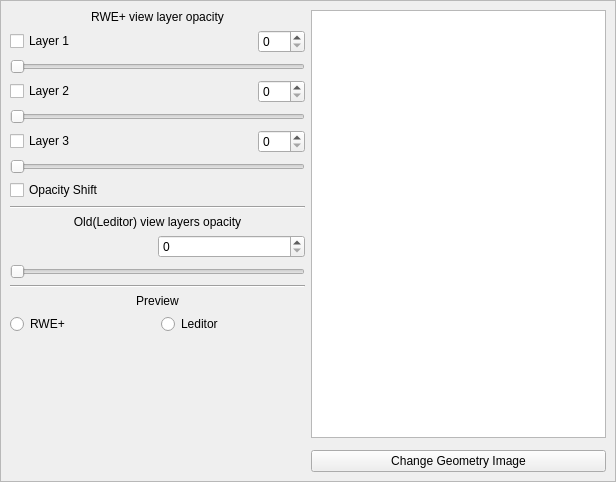
Before: the Qt Designer form ui/uifiles/settings/geo.ui in timofey260/RWE-Sharp, drawn with Qt 5.
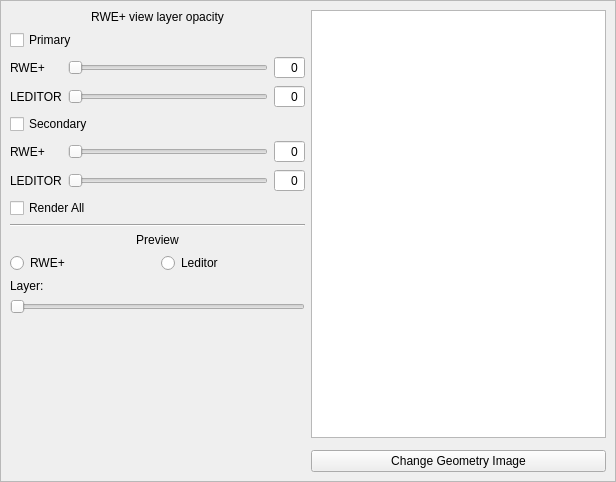
After: the same form once the commit is applied. Custom widgets are drawn as their Qt base class.

```diff
--- a/ui/uifiles/settings/geo.ui
+++ b/ui/uifiles/settings/geo.ui
@@ -57,186 +57,187 @@
           </widget>
          </item>
          <item>
-          <layout class="QHBoxLayout" name="horizontalLayout_2">
-           <item>
-            <widget class="QCheckBox" name="L1show">
-             <property name="sizePolicy">
-              <sizepolicy hsizetype="Expanding" vsizetype="Fixed">
-               <horstretch>0</horstretch>
-               <verstretch>0</verstretch>
-              </sizepolicy>
-             </property>
+          <widget class="QCheckBox" name="Pshow">
+           <property name="sizePolicy">
+            <sizepolicy hsizetype="Expanding" vsizetype="Fixed">
+             <horstretch>0</horstretch>
+             <verstretch>0</verstretch>
+            </sizepolicy>
+           </property>
+           <property name="text">
+            <string>Primary</string>
+           </property>
+          </widget>
+         </item>
+         <item>
+          <layout class="QGridLayout" name="gridLayout_4">
+           <item row="0" column="0">
+            <widget class="QLabel" name="label">
              <property name="text">
-              <string>Layer 1</string>
+              <string>RWE+</string>
              </property>
             </widget>
            </item>
-           <item>
-            <widget class="QSpinBox" name="L1op2">
+           <item row="0" column="2">
+            <widget class="QSpinBox" name="Pop">
              <property name="sizePolicy">
               <sizepolicy hsizetype="Minimum" vsizetype="Fixed">
                <horstretch>0</horstretch>
                <verstretch>0</verstretch>
               </sizepolicy>
              </property>
+             <property name="alignment">
+              <set>Qt::AlignmentFlag::AlignRight|Qt::AlignmentFlag::AlignTrailing|Qt::AlignmentFlag::AlignVCenter</set>
+             </property>
+             <property name="buttonSymbols">
+              <enum>QAbstractSpinBox::ButtonSymbols::NoButtons</enum>
+             </property>
              <property name="maximum">
               <number>255</number>
              </property>
             </widget>
            </item>
-          </layout>
-         </item>
-         <item>
-          <widget class="QSlider" name="L1op">
-           <property name="maximum">
-            <number>255</number>
-           </property>
-           <property name="orientation">
-            <enum>Qt::Orientation::Horizontal</enum>
-           </property>
-          </widget>
-         </item>
-         <item>
-          <layout class="QHBoxLayout" name="horizontalLayout_4">
-           <item>
-            <widget class="QCheckBox" name="L2show">
-             <property name="sizePolicy">
-              <sizepolicy hsizetype="Expanding" vsizetype="Fixed">
-               <horstretch>0</horstretch>
-               <verstretch>0</verstretch>
-              </sizepolicy>
+           <item row="0" column="1">
+            <widget class="QSlider" name="Pop2">
+             <property name="maximum">
+              <number>255</number>
              </property>
-             <property name="text">
-              <string>Layer 2</string>
+             <property name="orientation">
+              <enum>Qt::Orientation::Horizontal</enum>
              </property>
             </widget>
            </item>
-           <item>
-            <widget class="QSpinBox" name="L2op2">
+           <item row="1" column="2">
+            <widget class="QSpinBox" name="PRGBop">
              <property name="sizePolicy">
               <sizepolicy hsizetype="Minimum" vsizetype="Fixed">
                <horstretch>0</horstretch>
                <verstretch>0</verstretch>
               </sizepolicy>
              </property>
+             <property name="alignment">
+              <set>Qt::AlignmentFlag::AlignRight|Qt::AlignmentFlag::AlignTrailing|Qt::AlignmentFlag::AlignVCenter</set>
+             </property>
+             <property name="buttonSymbols">
+              <enum>QAbstractSpinBox::ButtonSymbols::NoButtons</enum>
+             </property>
              <property name="maximum">
               <number>255</number>
              </property>
             </widget>
            </item>
+           <item row="1" column="1">
+            <widget class="QSlider" name="PRGBop2">
+             <property name="maximum">
+              <number>255</number>
+             </property>
+             <property name="orientation">
+              <enum>Qt::Orientation::Horizontal</enum>
+             </property>
+            </widget>
+           </item>
+           <item row="1" column="0">
+            <widget class="QLabel" name="label_5">
+             <property name="text">
+              <string>LEDITOR</string>
+             </property>
+            </widget>
+           </item>
           </layout>
          </item>
          <item>
-          <widget class="QSlider" name="L2op">
-           <property name="maximum">
-            <number>255</number>
+          <widget class="QCheckBox" name="Sshow">
+           <property name="sizePolicy">
+            <sizepolicy hsizetype="Expanding" vsizetype="Fixed">
+             <horstretch>0</horstretch>
+             <verstretch>0</verstretch>
+            </sizepolicy>
            </property>
-           <property name="orientation">
-            <enum>Qt::Orientation::Horizontal</enum>
+           <property name="text">
+            <string>Secondary</string>
            </property>
           </widget>
          </item>
          <item>
-          <layout class="QHBoxLayout" name="horizontalLayout_5">
-           <item>
-            <widget class="QCheckBox" name="L3show">
-             <property name="sizePolicy">
-              <sizepolicy hsizetype="Expanding" vsizetype="Fixed">
-               <horstretch>0</horstretch>
-               <verstretch>0</verstretch>
-              </sizepolicy>
+          <layout class="QGridLayout" name="gridLayout_5">
+           <item row="0" column="1">
+            <widget class="QSlider" name="Sop2">
+             <property name="maximum">
+              <number>255</number>
              </property>
-             <property name="text">
-              <string>Layer 3</string>
+             <property name="orientation">
+              <enum>Qt::Orientation::Horizontal</enum>
              </property>
             </widget>
            </item>
-           <item>
-            <widget class="QSpinBox" name="L3op2">
+           <item row="1" column="1">
+            <widget class="QSlider" name="SRGBop2">
+             <property name="maximum">
+              <number>255</number>
+             </property>
+             <property name="orientation">
+              <enum>Qt::Orientation::Horizontal</enum>
+             </property>
+            </widget>
+           </item>
+           <item row="0" column="2">
+            <widget class="QSpinBox" name="Sop">
              <property name="sizePolicy">
               <sizepolicy hsizetype="Minimum" vsizetype="Fixed">
                <horstretch>0</horstretch>
                <verstretch>0</verstretch>
               </sizepolicy>
              </property>
+             <property name="alignment">
+              <set>Qt::AlignmentFlag::AlignRight|Qt::AlignmentFlag::AlignTrailing|Qt::AlignmentFlag::AlignVCenter</set>
+             </property>
+             <property name="buttonSymbols">
+              <enum>QAbstractSpinBox::ButtonSymbols::NoButtons</enum>
+             </property>
              <property name="maximum">
               <number>255</number>
              </property>
             </widget>
            </item>
-          </layout>
-         </item>
-         <item>
-          <widget class="QSlider" name="L3op">
-           <property name="maximum">
-            <number>255</number>
-           </property>
-           <property name="orientation">
-            <enum>Qt::Orientation::Horizontal</enum>
-           </property>
-          </widget>
-         </item>
-         <item>
-          <widget class="QCheckBox" name="OPshift">
-           <property name="text">
-            <string>Opacity Shift</string>
-           </property>
-          </widget>
-         </item>
-         <item>
-          <widget class="Line" name="line">
-           <property name="orientation">
-            <enum>Qt::Orientation::Horizontal</enum>
-           </property>
-          </widget>
-         </item>
-         <item>
-          <widget class="QLabel" name="label_5">
-           <property name="text">
-            <string>Old(Leditor) view layers opacity</string>
-           </property>
-           <property name="alignment">
-            <set>Qt::AlignmentFlag::AlignCenter</set>
-           </property>
-          </widget>
-         </item>
-         <item>
-          <layout class="QHBoxLayout" name="horizontalLayout_9">
-           <item>
-            <spacer name="horizontalSpacer">
-             <property name="orientation">
-              <enum>Qt::Orientation::Horizontal</enum>
-             </property>
-             <property name="sizeHint" stdset="0">
-              <size>
-               <width>40</width>
-               <height>20</height>
-              </size>
-             </property>
-            </spacer>
-           </item>
-           <item>
-            <widget class="QSpinBox" name="RGBop2">
+           <item row="1" column="2">
+            <widget class="QSpinBox" name="SRGBop">
              <property name="sizePolicy">
-              <sizepolicy hsizetype="Expanding" vsizetype="Fixed">
+              <sizepolicy hsizetype="Minimum" vsizetype="Fixed">
                <horstretch>0</horstretch>
                <verstretch>0</verstretch>
               </sizepolicy>
              </property>
+             <property name="alignment">
+              <set>Qt::AlignmentFlag::AlignRight|Qt::AlignmentFlag::AlignTrailing|Qt::AlignmentFlag::AlignVCenter</set>
+             </property>
+             <property name="buttonSymbols">
+              <enum>QAbstractSpinBox::ButtonSymbols::NoButtons</enum>
+             </property>
              <property name="maximum">
               <number>255</number>
              </property>
             </widget>
            </item>
+           <item row="0" column="0">
+            <widget class="QLabel" name="label_2">
+             <property name="text">
+              <string>RWE+</string>
+             </property>
+            </widget>
+           </item>
+           <item row="1" column="0">
+            <widget class="QLabel" name="label_3">
+             <property name="text">
+              <string>LEDITOR</string>
+             </property>
+            </widget>
+           </item>
           </layout>
          </item>
          <item>
-          <widget class="QSlider" name="RGBop">
-           <property name="maximum">
-            <number>255</number>
-           </property>
-           <property name="orientation">
-            <enum>Qt::Orientation::Horizontal</enum>
+          <widget class="QCheckBox" name="Rall">
+           <property name="text">
+            <string>Render All</string>
            </property>
           </widget>
          </item>
@@ -275,6 +276,23 @@
            </item>
           </layout>
          </item>
+         <item>
+          <widget class="QLabel" name="label_7">
+           <property name="text">
+            <string>Layer:</string>
+           </property>
+          </widget>
+         </item>
+         <item>
+          <widget class="QSlider" name="LayerSlider">
+           <property name="maximum">
+            <number>2</number>
+           </property>
+           <property name="orientation">
+            <enum>Qt::Orientation::Horizontal</enum>
+           </property>
+          </widget>
+         </item>
          <item>
           <spacer name="verticalSpacer">
            <property name="orientation">
```
Left out of the diff: 21 changed lines with no effect on the pictures.
